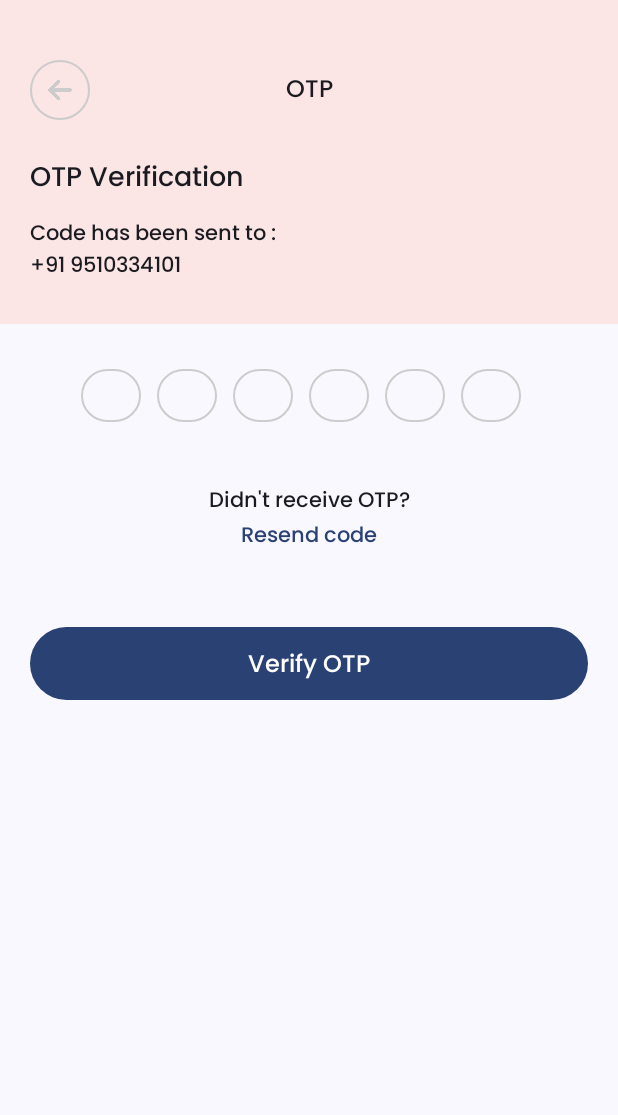
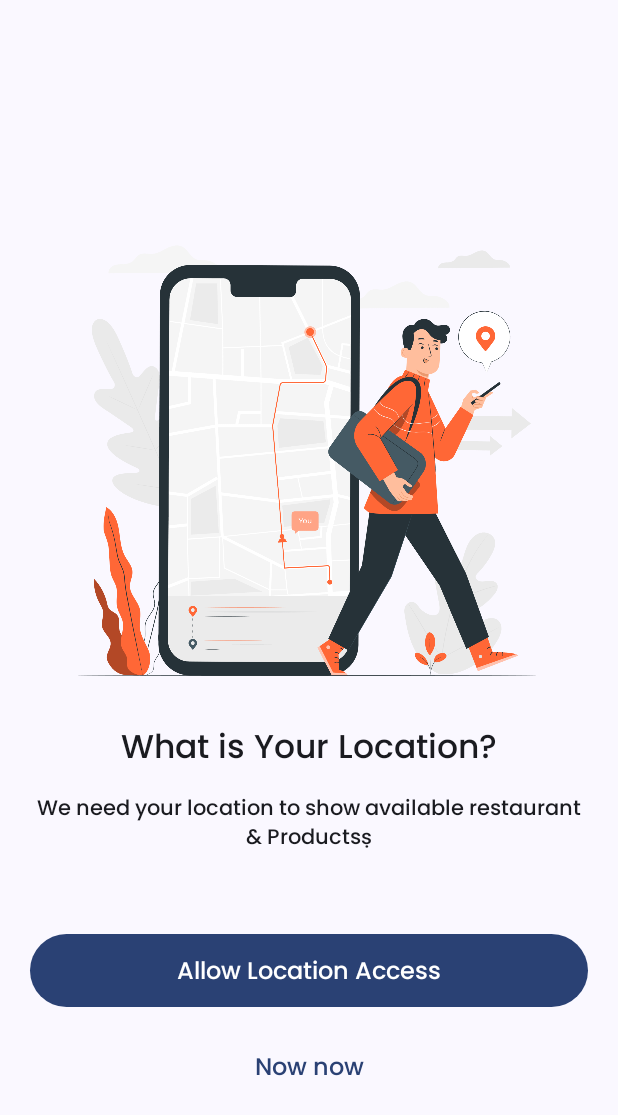
Before and after one commit to chiragpatel047/FoodExpressUserApp, an Android app built with Jetpack Compose: the OtpScreen screen opened through its navigation route, after a tap on "Verify OTP", on a phone screen of 412 x 824 dp. Shown: the top 1115 px of the screen. Run offline under Robolectric (Android 15) with nearby library versions, the phone set to English and light mode, and no system bars.

Commit message:
location-access-screen-ui-1

```diff
--- a/app/src/main/java/com/foodapp/foodexpress/Components/Component.kt
+++ b/app/src/main/java/com/foodapp/foodexpress/Components/Component.kt
@@ -57,15 +57,35 @@ fun OrangeRoundedButton(label: String, onClick: () -> Unit) {
 }
 
 @Composable
+fun TransparentOrangeTextRoundedButton(label: String, onClick: () -> Unit) {
+    Button(
+        onClick = onClick,
+        colors = ButtonDefaults.buttonColors(Color.Transparent),
+        modifier = Modifier
+            .fillMaxWidth()
+            .padding(20.dp, 10.dp, 20.dp, 5.dp)
+    ) {
+        Text(
+            text = label,
+            fontSize = 16.sp,
+            color = MaterialTheme.colorScheme.primary,
+            style = MaterialTheme.typography.titleLarge,
+            modifier = Modifier
+                .padding(5.dp)
+        )
+    }
+}
+
+@Composable
 fun HeadingText(text: String) {
     Text(
         text = text,
         textAlign = TextAlign.Center,
-        fontSize = 24.sp,
+        fontSize = 22.sp,
         style = MaterialTheme.typography.titleLarge,
         modifier = Modifier
             .fillMaxWidth()
-            .padding(20.dp, 10.dp, 20.dp, 10.dp)
+            .padding(30.dp, 10.dp, 30.dp, 10.dp)
     )
 }
 
@@ -93,6 +113,7 @@ fun Content2Text(text: String, textAlign: TextAlign) {
             .padding(20.dp, 5.dp)
     )
 }
+
 
 @Composable
 fun OutlinedCustomButton(imageIcon: Int, alpha: Float, onClick: () -> Unit) {
@@ -180,7 +201,7 @@ fun subjectImage(image: Int) {
     Image(
         painter = painterResource(id = image),
         contentDescription = "",
-        modifier = Modifier.padding(30.dp, 30.dp, 30.dp, 0.dp)
+        modifier = Modifier.padding(40.dp, 40.dp, 40.dp, 0.dp)
     )
 }
 
--- a/app/src/main/java/com/foodapp/foodexpress/Screens/EnableLocationScreen.kt
+++ b/app/src/main/java/com/foodapp/foodexpress/Screens/EnableLocationScreen.kt
@@ -1,9 +1,47 @@
 package com.foodapp.foodexpress.Screens
 
+import androidx.compose.foundation.clickable
+import androidx.compose.foundation.layout.Box
+import androidx.compose.foundation.layout.Column
+import androidx.compose.foundation.layout.Spacer
+import androidx.compose.foundation.layout.fillMaxSize
+import androidx.compose.foundation.layout.fillMaxWidth
+import androidx.compose.foundation.layout.padding
+import androidx.compose.material3.MaterialTheme
+import androidx.compose.material3.Text
 import androidx.compose.runtime.Composable
+import androidx.compose.ui.Modifier
+import androidx.compose.ui.text.style.TextAlign
+import androidx.compose.ui.unit.dp
+import androidx.compose.ui.unit.sp
 import androidx.navigation.NavController
+import com.foodapp.foodexpress.Components.Content2Text
+import com.foodapp.foodexpress.Components.HeadingText
+import com.foodapp.foodexpress.Components.OrangeRoundedButton
+import com.foodapp.foodexpress.Components.TransparentOrangeTextRoundedButton
+import com.foodapp.foodexpress.Components.subjectImage
+import com.foodapp.foodexpress.R
 
 @Composable
-fun EnableLoactionScreen(navController : NavController){
+fun EnableLoactionScreen(navController: NavController) {
+    Column(modifier = Modifier.fillMaxSize()) {
+        Spacer(modifier = Modifier.padding(50.dp))
+        subjectImage(image = R.drawable.locationimage)
+        HeadingText(text = "What is Your Location?")
 
+        Content2Text(
+            text = "We need your location to show available restaurant & Productsṣ",
+            textAlign = TextAlign.Center
+        )
+
+        Spacer(modifier = Modifier.padding(20.dp))
+
+
+        OrangeRoundedButton(label = "Allow Location Access") {
+
+        }
+        TransparentOrangeTextRoundedButton(label = "Now now") {
+
+        }
+    }
 }
--- /dev/null
+++ b/app/src/main/java/com/foodapp/foodexpress/Screens/LiveUpdateScreen.kt
@@ -0,0 +1,8 @@
+package com.foodapp.foodexpress.Screens
+
+import androidx.compose.runtime.Composable
+
+@Composable
+fun LiveUpdateScreen(){
+
+}
--- a/app/src/main/java/com/foodapp/foodexpress/Screens/LoginScreen.kt
+++ b/app/src/main/java/com/foodapp/foodexpress/Screens/LoginScreen.kt
@@ -65,6 +65,8 @@ import com.foodapp.foodexpress.R
 fun LoginScreen(navController: NavController) {
     Box(modifier = Modifier.fillMaxSize()) {
         Column {
+            Spacer(modifier = Modifier.padding(20.dp))
+
             subjectImage(image = R.drawable.loginimage)
             HeadingText(text = "Your Seamless Food Delivery App")
 
--- a/app/src/main/java/com/foodapp/foodexpress/Screens/OtpScreen.kt
+++ b/app/src/main/java/com/foodapp/foodexpress/Screens/OtpScreen.kt
@@ -170,7 +170,7 @@ fun OtpScreen(navController: NavController) {
             )
             Spacer(modifier = Modifier.padding(20.dp))
             OrangeRoundedButton(label = "Verify OTP") {
-
+                navController.navigate("enableLocation")
             }
         }
     }
```
Also changed, not shown: app/src/main/res/drawable/liveupdateimage.png (added), app/src/main/res/drawable/locationimage.png (added).
